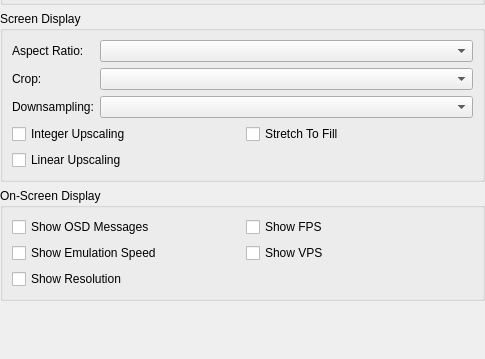
Before: the Qt Designer form src/duckstation-qt/displaysettingswidget.ui in kofxi3584karlayang/duckstation, drawn with Qt 5; both pictures show x 0 to 485 and y 166 to 525 of the 485 by 525 pixel window.
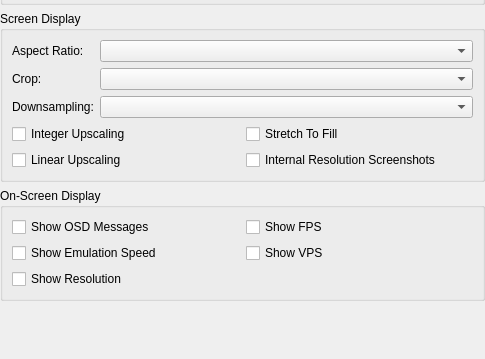
After: the same form once the commit is applied.

Commit message: Qt: Add option for internal/window resolution screenshots

Diff of the .ui file:
```diff
--- a/src/duckstation-qt/displaysettingswidget.ui
+++ b/src/duckstation-qt/displaysettingswidget.ui
@@ -156,6 +156,13 @@
           </property>
          </widget>
         </item>
+        <item row="1" column="1">
+         <widget class="QCheckBox" name="internalResolutionScreenshots">
+          <property name="text">
+           <string>Internal Resolution Screenshots</string>
+          </property>
+         </widget>
+        </item>
        </layout>
       </item>
      </layout>
```
The commit also changes 2 other files.
